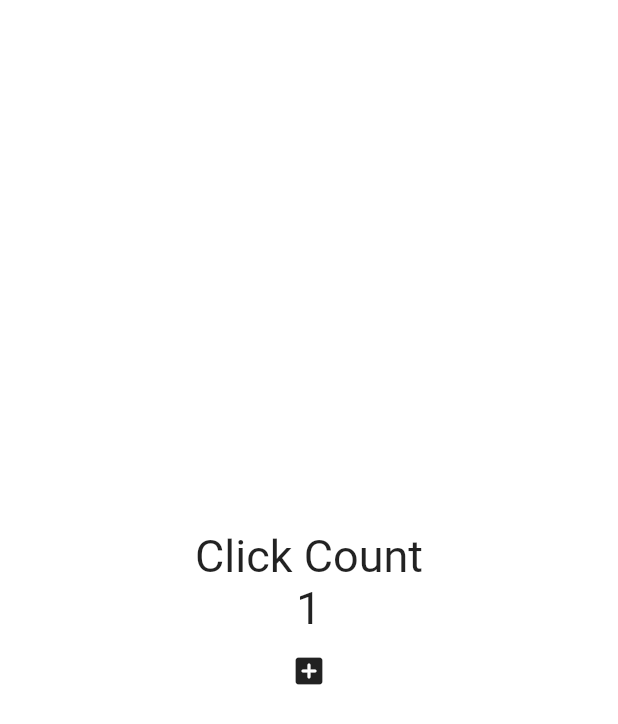
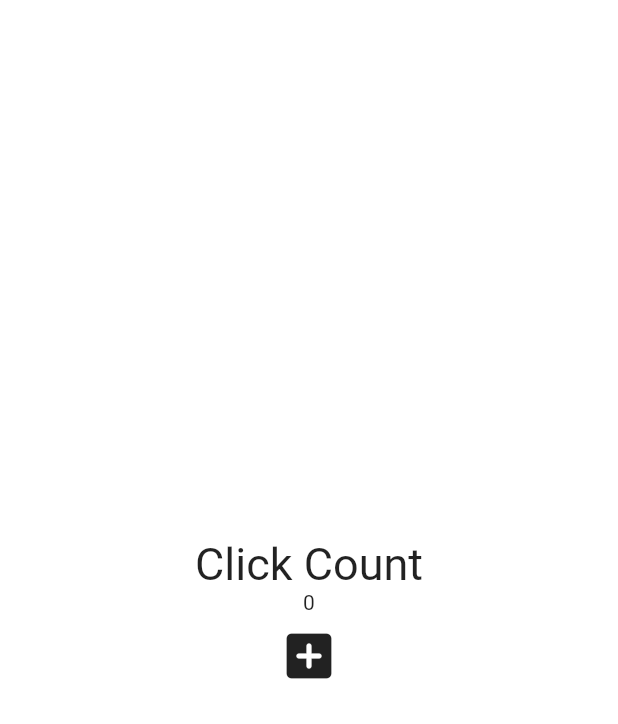
Before and after one commit to onethejay/toonflix, a Flutter app: the screen it shows after launch, after a tap on the "add box" icon, on a phone screen of 412 x 824 dp. Shown: the top 724 px of the screen. Run offline on Flutter 3.47's test engine with Material 2 defaults, Android fonts, the phone set to English and light mode, and no system bars.

Commit message:
state recap

```diff
--- a/lib/main.dart
+++ b/lib/main.dart
@@ -12,11 +12,11 @@ class App extends StatefulWidget {
 }
 
 class _AppState extends State<App> {
-  int counter = 0;
+  List<int> numbers = [];
 
   void onClicked() {
     setState(() {
-      counter = counter + 1;
+      numbers.add(numbers.length);
     });
   }
 
@@ -33,12 +33,14 @@ class _AppState extends State<App> {
                 "Click Count",
                 style: TextStyle(fontSize: 30),
               ),
-              Text(
-                "$counter",
-                style: const TextStyle(fontSize: 30),
-              ),
+              for (var n in numbers) Text('$n'),
               IconButton(
-                  onPressed: onClicked, icon: const Icon(Icons.add_box_rounded))
+                iconSize: 40,
+                onPressed: onClicked,
+                icon: const Icon(
+                  Icons.add_box_rounded,
+                ),
+              )
             ],
           ),
         ),
```
